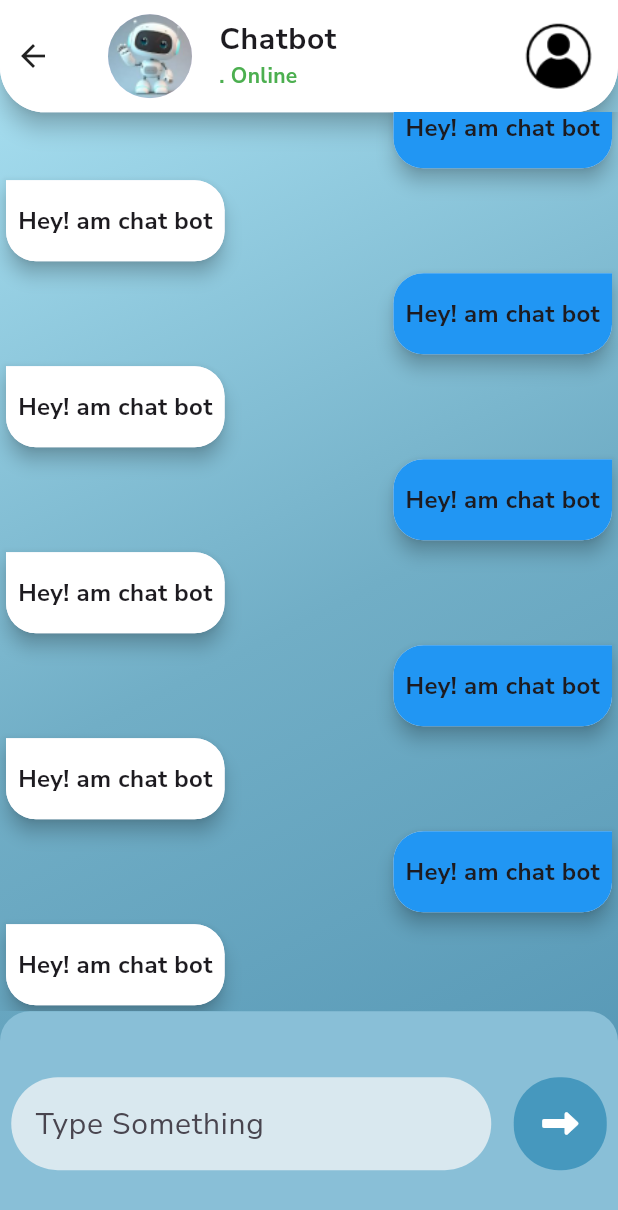
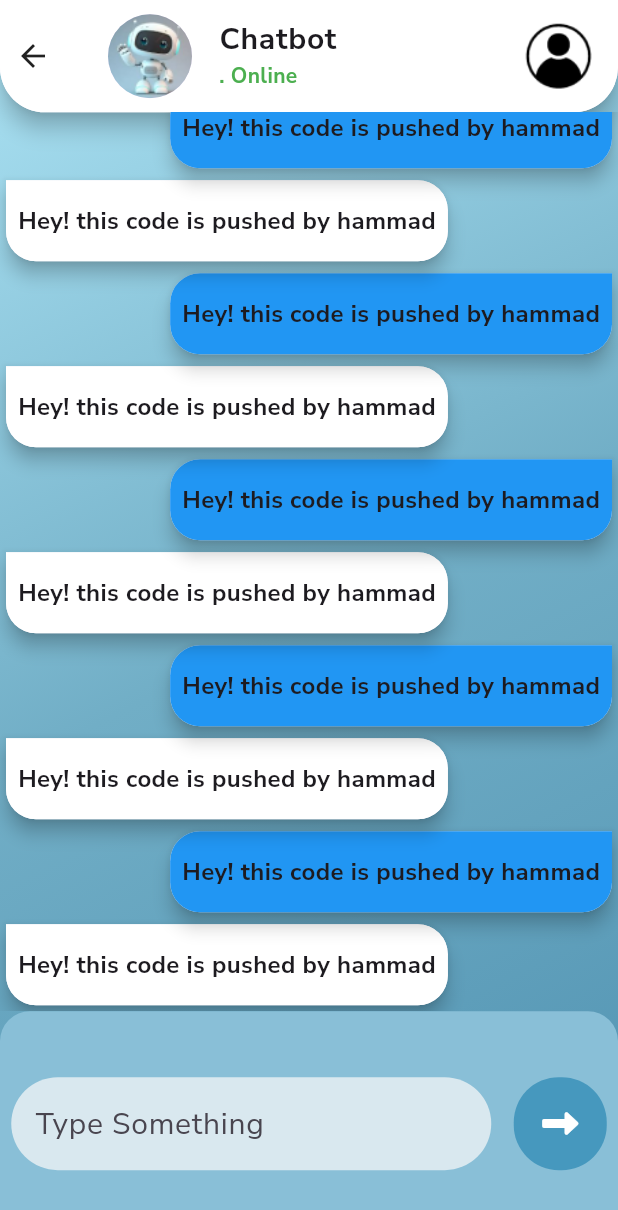
Before and after one commit to hammad4474/eyedoctor_pro, a Flutter app: the ChatbotChatScreen screen opened directly, on a phone screen of 412 x 824 dp. Shown: the top 1210 px of the screen. Run offline on Flutter 3.47's test engine with Material 3 defaults, Android fonts, the light colour scheme and no system bars; our stand-ins replace animated_text_kit, font_awesome_flutter, google_fonts.

Commit message:
Update chat card text to display the name of the code pusher

```diff
--- a/lib/widgets/chat_card.dart
+++ b/lib/widgets/chat_card.dart
@@ -41,7 +41,7 @@ class ChatCard extends StatelessWidget {
             child: Padding(
           padding: const EdgeInsets.symmetric(horizontal: 8),
           child: Text(
-            "Hey! am chat bot",
+            "Hey! this code is pushed by hammad",
             style: GoogleFonts.nunitoSans(
               fontSize: 16,
               fontWeight: FontWeight.bold,
```
